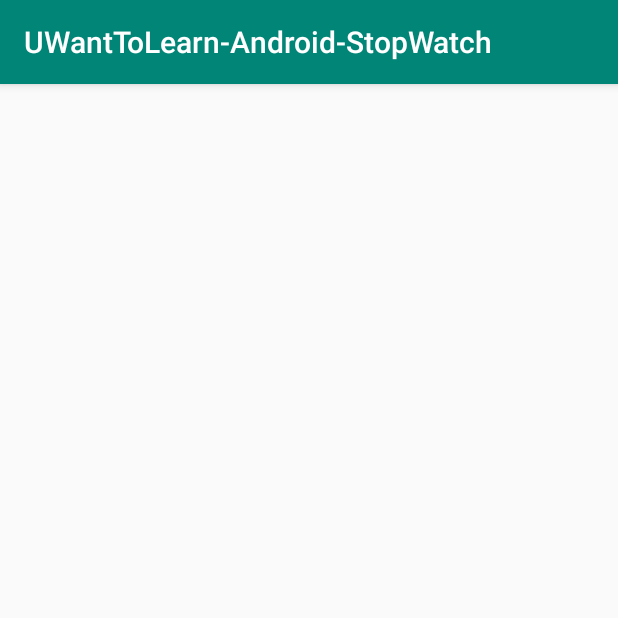
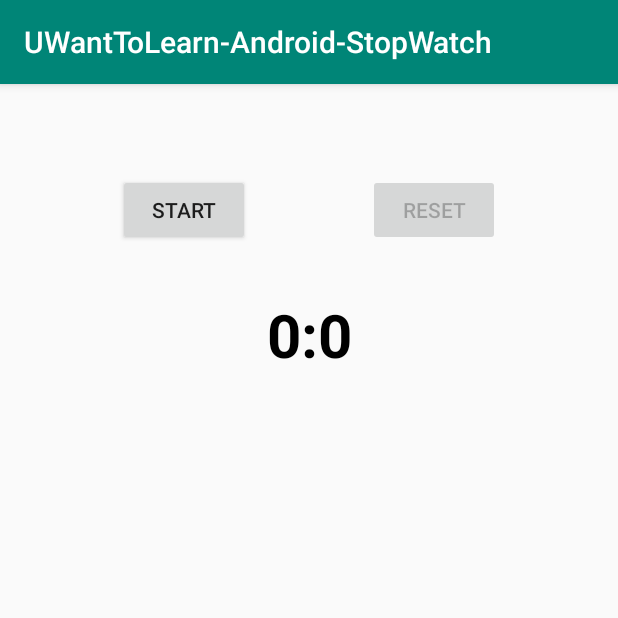
Before and after one commit to Hafiz-Waleed-Hussain/UWantToLearn-Android-StopWatch, an Android app: the screen it shows after launch (StopWatchMainActivity), on a phone screen of 412 x 824 dp, the top half of it. Run offline under Robolectric (Android 15) with nearby library versions, the phone set to English and light mode, and no system bars; our stand-ins replace RxJava.

```diff
--- a/app/src/main/java/com/uwantolearn/uwanttolearn_android_stopwatch/StopWatchMainActivity.kt
+++ b/app/src/main/java/com/uwantolearn/uwanttolearn_android_stopwatch/StopWatchMainActivity.kt
@@ -2,11 +2,21 @@ package com.uwantolearn.uwanttolearn_android_stopwatch
 
 import androidx.appcompat.app.AppCompatActivity
 import android.os.Bundle
+import io.reactivex.Observable
+import java.util.concurrent.TimeUnit
 
 class StopWatchMainActivity : AppCompatActivity() {
-
     override fun onCreate(savedInstanceState: Bundle?) {
         super.onCreate(savedInstanceState)
         setContentView(R.layout.activity_main)
     }
 }
+
+fun main() {
+    Observable.interval(0, 1, TimeUnit.MILLISECONDS)
+        .takeWhile { it <= 3600L }
+        .map { seconds -> "${seconds / 60} : ${seconds % 60}" }
+        .subscribe(::println)
+
+    while (true);
+}
--- a/app/src/main/res/layout/activity_main.xml
+++ b/app/src/main/res/layout/activity_main.xml
@@ -4,4 +4,40 @@
     xmlns:tools="http://schemas.android.com/tools"
     android:layout_width="match_parent"
     android:layout_height="match_parent"
-    tools:context=".StopWatchMainActivity"/>
+    tools:context=".StopWatchMainActivity">
+
+    <Button
+        android:id="@+id/button"
+        android:layout_width="wrap_content"
+        android:layout_height="wrap_content"
+        android:layout_marginTop="60dp"
+        android:text="@string/start"
+        app:layout_constraintEnd_toStartOf="@+id/button2"
+        app:layout_constraintHorizontal_bias="0.5"
+        app:layout_constraintStart_toStartOf="parent"
+        app:layout_constraintTop_toTopOf="parent" />
+
+    <Button
+        android:id="@+id/button2"
+        android:layout_width="wrap_content"
+        android:layout_height="wrap_content"
+        android:enabled="false"
+        android:text="@string/reset"
+        app:layout_constraintEnd_toEndOf="parent"
+        app:layout_constraintHorizontal_bias="0.5"
+        app:layout_constraintStart_toEndOf="@+id/button"
+        app:layout_constraintTop_toTopOf="@+id/button" />
+
+    <TextView
+        android:id="@+id/display"
+        android:layout_width="wrap_content"
+        android:layout_height="wrap_content"
+        android:layout_marginTop="32dp"
+        android:text="@string/_0_0"
+        android:textColor="@android:color/black"
+        android:textSize="40sp"
+        android:textStyle="bold"
+        app:layout_constraintEnd_toEndOf="parent"
+        app:layout_constraintStart_toStartOf="parent"
+        app:layout_constraintTop_toBottomOf="@+id/button" />
+</androidx.constraintlayout.widget.ConstraintLayout>
--- a/app/src/main/res/values/strings.xml
+++ b/app/src/main/res/values/strings.xml
@@ -1,3 +1,6 @@
 <resources>
     <string name="app_name">UWantToLearn-Android-StopWatch</string>
+    <string name="start">Start</string>
+    <string name="reset">Reset</string>
+    <string name="_0_0">0:0</string>
 </resources>
```
Also changed, not shown: 1 other file.
